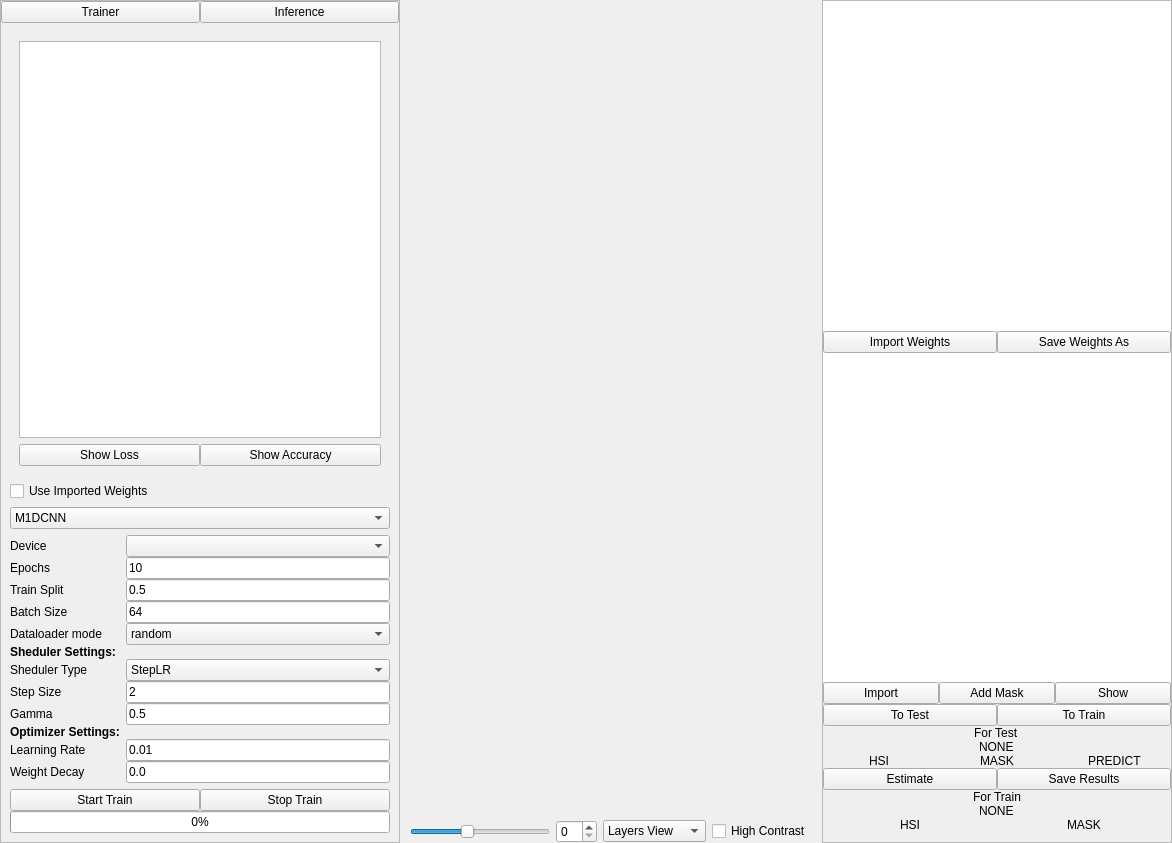
OpenHSL/OpenHSL, file gui/mac_trainer.ui: the form before one commit.
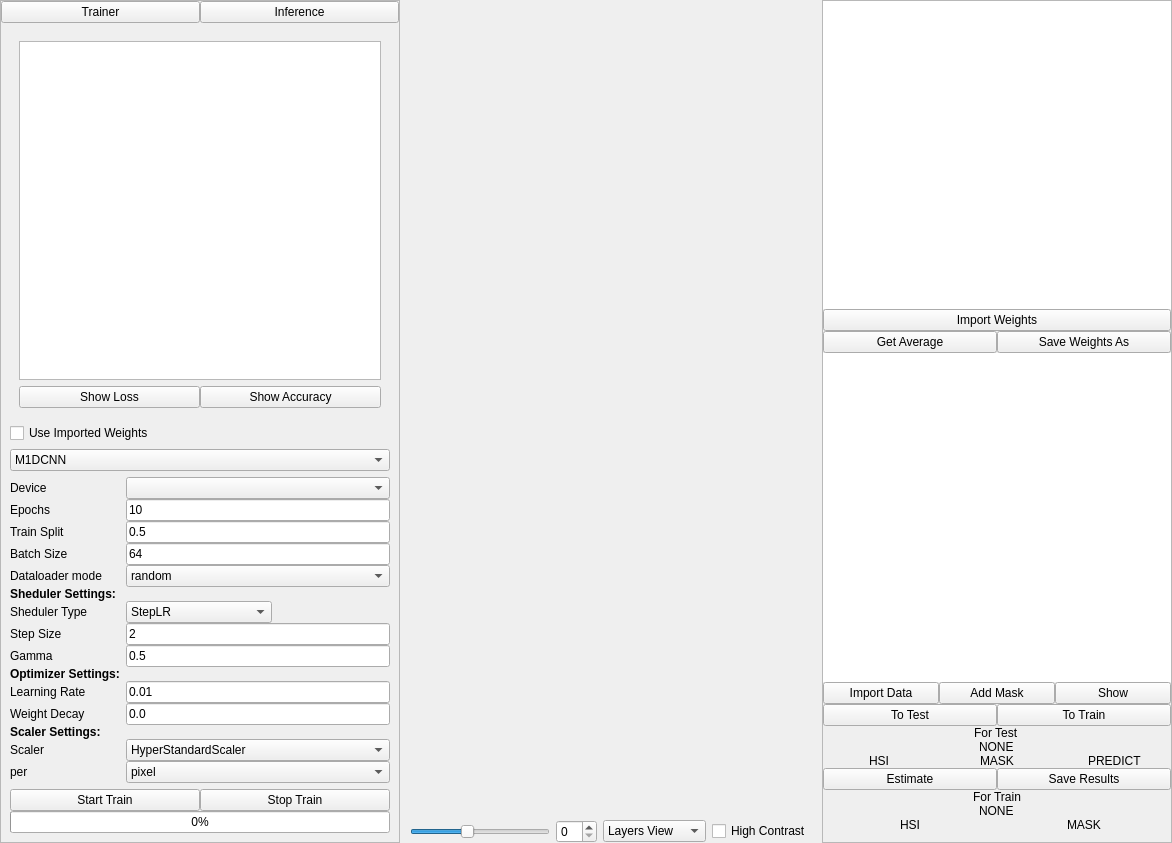
The form after the commit. The open tabs and pages were chosen to show the change. Custom widgets are drawn as their Qt base class.

Commit message: add scaler to trainer

What changed in the file:
```diff
--- a/gui/mac_trainer.ui
+++ b/gui/mac_trainer.ui
@@ -489,7 +489,14 @@
                </widget>
               </item>
               <item row="1" column="1">
-               <widget class="QComboBox" name="device_box2"/>
+               <widget class="QComboBox" name="device_box2">
+                <property name="sizePolicy">
+                 <sizepolicy hsizetype="Expanding" vsizetype="Fixed">
+                  <horstretch>0</horstretch>
+                  <verstretch>0</verstretch>
+                 </sizepolicy>
+                </property>
+               </widget>
               </item>
               <item row="2" column="0">
                <widget class="QLabel" name="label_18">
@@ -542,6 +549,12 @@
               </item>
               <item row="5" column="1">
                <widget class="QComboBox" name="dataloader_mode_edit">
+                <property name="sizePolicy">
+                 <sizepolicy hsizetype="Expanding" vsizetype="Fixed">
+                  <horstretch>0</horstretch>
+                  <verstretch>0</verstretch>
+                 </sizepolicy>
+                </property>
                 <item>
                  <property name="text">
                   <string>random</string>
@@ -581,6 +594,12 @@
               </item>
               <item row="7" column="1">
                <widget class="QComboBox" name="scheduler_type_edit">
+                <property name="sizePolicy">
+                 <sizepolicy hsizetype="Maximum" vsizetype="Fixed">
+                  <horstretch>0</horstretch>
+                  <verstretch>0</verstretch>
+                 </sizepolicy>
+                </property>
                 <item>
                  <property name="text">
                   <string>StepLR</string>
@@ -672,6 +691,67 @@
                 </property>
                </widget>
               </item>
+              <item row="13" column="0">
+               <widget class="QLabel" name="label_9">
+                <property name="font">
+                 <font>
+                  <weight>75</weight>
+                  <bold>true</bold>
+                 </font>
+                </property>
+                <property name="text">
+                 <string>Scaler Settings:</string>
+                </property>
+               </widget>
+              </item>
+              <item row="14" column="0">
+               <widget class="QLabel" name="label_10">
+                <property name="text">
+                 <string>Scaler</string>
+                </property>
+               </widget>
+              </item>
+              <item row="15" column="0">
+               <widget class="QLabel" name="label_11">
+                <property name="text">
+                 <string>per</string>
+                </property>
+               </widget>
+              </item>
+              <item row="14" column="1">
+               <widget class="QComboBox" name="scaler_edit">
+                <property name="sizePolicy">
+                 <sizepolicy hsizetype="Expanding" vsizetype="Fixed">
+                  <horstretch>0</horstretch>
+                  <verstretch>0</verstretch>
+                 </sizepolicy>
+                </property>
+                <item>
+                 <property name="text">
+                  <string>HyperStandardScaler</string>
+                 </property>
+                </item>
+                <item>
+                 <property name="text">
+                  <string>HyperMinMaxScaler</string>
+                 </property>
+                </item>
+               </widget>
+              </item>
+              <item row="15" column="1">
+               <widget class="QComboBox" name="per_edit">
+                <item>
+                 <property name="text">
+                  <string>pixel</string>
+                 </property>
+                </item>
+                <item>
+                 <property name="text">
+                  <string>band</string>
+                 </property>
+                </item>
+               </widget>
+              </item>
              </layout>
             </widget>
            </item>
@@ -958,21 +1038,14 @@
            <number>0</number>
           </property>
           <item>
-           <widget class="QListWidget" name="list_of_models">
-            <property name="frameShape">
-             <enum>QFrame::NoFrame</enum>
-            </property>
-           </widget>
-          </item>
-          <item>
-           <widget class="QFrame" name="frame_12">
+           <widget class="QFrame" name="frame_5">
             <property name="frameShape">
              <enum>QFrame::NoFrame</enum>
             </property>
             <property name="frameShadow">
              <enum>QFrame::Raised</enum>
             </property>
-            <layout class="QHBoxLayout" name="horizontalLayout_12">
+            <layout class="QVBoxLayout" name="verticalLayout_14">
              <property name="spacing">
               <number>0</number>
              </property>
@@ -988,6 +1061,13 @@
              <property name="bottomMargin">
               <number>0</number>
              </property>
+             <item>
+              <widget class="QListWidget" name="list_of_models">
+               <property name="frameShape">
+                <enum>QFrame::NoFrame</enum>
+               </property>
+              </widget>
+             </item>
              <item>
               <widget class="QPushButton" name="browse_weight_for_inference_btn">
                <property name="text">
@@ -995,6 +1075,40 @@
                </property>
               </widget>
              </item>
+            </layout>
+           </widget>
+          </item>
+          <item>
+           <widget class="QFrame" name="frame_12">
+            <property name="frameShape">
+             <enum>QFrame::NoFrame</enum>
+            </property>
+            <property name="frameShadow">
+             <enum>QFrame::Raised</enum>
+            </property>
+            <layout class="QHBoxLayout" name="horizontalLayout_12">
+             <property name="spacing">
+              <number>0</number>
+             </property>
+             <property name="leftMargin">
+              <number>0</number>
+             </property>
+             <property name="topMargin">
+              <number>0</number>
+             </property>
+             <property name="rightMargin">
+              <number>0</number>
+             </property>
+             <property name="bottomMargin">
+              <number>0</number>
+             </property>
+             <item>
+              <widget class="QPushButton" name="get_average_btn">
+               <property name="text">
+                <string>Get Average</string>
+               </property>
+              </widget>
+             </item>
              <item>
               <widget class="QPushButton" name="save_model_btn">
                <property name="text">
@@ -1039,7 +1153,7 @@
              <item>
               <widget class="QPushButton" name="import_data_btn">
                <property name="text">
-                <string>Import</string>
+                <string>Import Data</string>
                </property>
               </widget>
              </item>
```
Left out of the diff: 73 changed lines with no effect on the pictures. The commit also changes 2 other files.
